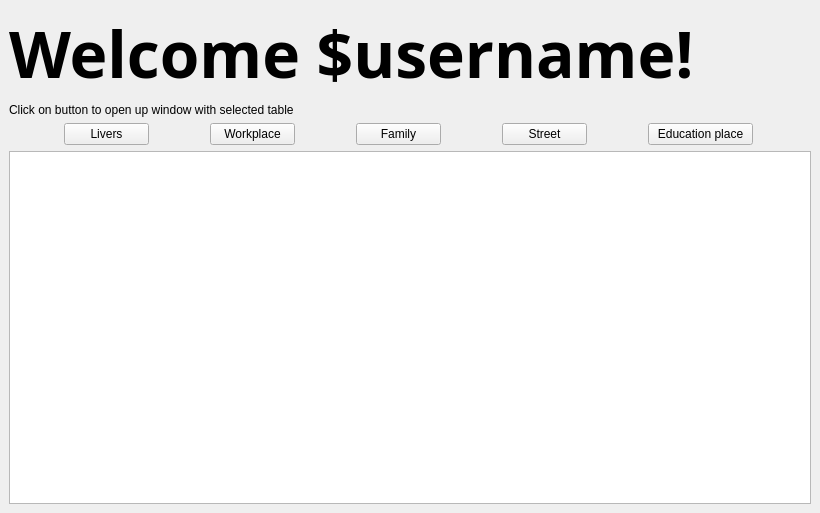
Above: mainwindow.ui from maximillian2/HomeGit before the change. Below: the same form after it.
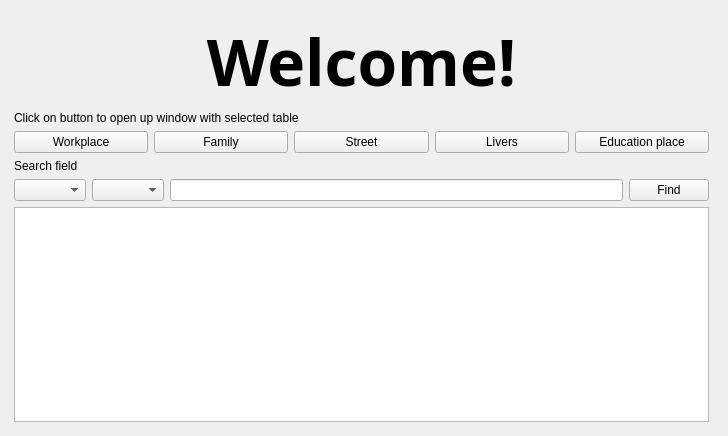
That is the form after the change.

```diff
--- a/mainwindow.ui
+++ b/mainwindow.ui
@@ -6,27 +6,42 @@
    <rect>
     <x>0</x>
     <y>0</y>
-    <width>820</width>
-    <height>513</height>
+    <width>728</width>
+    <height>436</height>
    </rect>
   </property>
+  <property name="sizePolicy">
+   <sizepolicy hsizetype="Maximum" vsizetype="Maximum">
+    <horstretch>0</horstretch>
+    <verstretch>0</verstretch>
+   </sizepolicy>
+  </property>
   <property name="minimumSize">
    <size>
-    <width>820</width>
-    <height>513</height>
+    <width>728</width>
+    <height>436</height>
    </size>
   </property>
   <property name="maximumSize">
    <size>
-    <width>820</width>
-    <height>513</height>
+    <width>728</width>
+    <height>436</height>
    </size>
   </property>
   <property name="windowTitle">
    <string>MainWindow</string>
   </property>
   <widget class="QWidget" name="centralwidget">
-   <layout class="QVBoxLayout" name="verticalLayout_3">
+   <widget class="QWidget" name="layoutWidget">
+    <property name="geometry">
+     <rect>
+      <x>14</x>
+      <y>17</y>
+      <width>695</width>
+      <height>405</height>
+     </rect>
+    </property>
+    <layout class="QVBoxLayout" name="verticalLayout_8">
     <item>
      <layout class="QVBoxLayout" name="verticalLayout">
       <item>
@@ -43,11 +58,14 @@
          <bool>false</bool>
         </property>
         <property name="text">
-         <string>Welcome $username!</string>
+          <string>Welcome!</string>
         </property>
         <property name="scaledContents">
          <bool>true</bool>
         </property>
+         <property name="alignment">
+          <set>Qt::AlignCenter</set>
+         </property>
        </widget>
       </item>
       <item>
@@ -66,58 +84,25 @@
      </layout>
     </item>
     <item>
-     <layout class="QVBoxLayout" name="verticalLayout_2">
-      <item>
        <layout class="QHBoxLayout" name="horizontalLayout">
         <item>
-         <widget class="QPushButton" name="pushButton_4">
-          <property name="maximumSize">
-           <size>
-            <width>85</width>
-            <height>16777215</height>
-           </size>
-          </property>
-          <property name="toolTip">
-           <string>&lt;html&gt;&lt;head/&gt;&lt;body&gt;&lt;p&gt;Main table&lt;/p&gt;&lt;/body&gt;&lt;/html&gt;</string>
-          </property>
-          <property name="text">
-           <string>Livers</string>
-          </property>
-          <property name="autoDefault">
-           <bool>false</bool>
-          </property>
-          <property name="default">
-           <bool>false</bool>
-          </property>
-         </widget>
-        </item>
+        <layout class="QVBoxLayout" name="verticalLayout_2">
         <item>
          <widget class="QPushButton" name="pushButton_3">
-          <property name="maximumSize">
-           <size>
-            <width>85</width>
-            <height>16777215</height>
-           </size>
-          </property>
           <property name="text">
            <string>Workplace</string>
           </property>
           <property name="autoDefault">
            <bool>false</bool>
           </property>
-          <property name="default">
-           <bool>false</bool>
-          </property>
-         </widget>
-        </item>
+          </widget>
+         </item>
+        </layout>
+       </item>
+       <item>
+        <layout class="QVBoxLayout" name="verticalLayout_6">
         <item>
          <widget class="QPushButton" name="pushButton_2">
-          <property name="maximumSize">
-           <size>
-            <width>85</width>
-            <height>16777215</height>
-           </size>
-          </property>
           <property name="text">
            <string>Family</string>
           </property>
@@ -129,14 +114,12 @@
           </property>
          </widget>
         </item>
+        </layout>
+       </item>
+       <item>
+        <layout class="QVBoxLayout" name="verticalLayout_3">
         <item>
          <widget class="QPushButton" name="pushButton">
-          <property name="maximumSize">
-           <size>
-            <width>85</width>
-            <height>16777215</height>
-           </size>
-          </property>
           <property name="text">
            <string>Street</string>
           </property>
@@ -148,14 +131,32 @@
           </property>
          </widget>
         </item>
+        </layout>
+       </item>
+       <item>
+        <layout class="QVBoxLayout" name="verticalLayout_5">
+         <item>
+          <widget class="QPushButton" name="pushButton_4">
+           <property name="toolTip">
+            <string>&lt;html&gt;&lt;head/&gt;&lt;body&gt;&lt;p&gt;Main table&lt;/p&gt;&lt;/body&gt;&lt;/html&gt;</string>
+           </property>
+           <property name="text">
+            <string>Livers</string>
+           </property>
+           <property name="autoDefault">
+            <bool>false</bool>
+           </property>
+           <property name="default">
+            <bool>false</bool>
+           </property>
+          </widget>
+         </item>
+        </layout>
+       </item>
+       <item>
+        <layout class="QVBoxLayout" name="verticalLayout_4">
         <item>
          <widget class="QPushButton" name="pushButton_5">
-          <property name="maximumSize">
-           <size>
-            <width>105</width>
-            <height>16777215</height>
-           </size>
-          </property>
           <property name="text">
            <string>Education place</string>
           </property>
@@ -169,6 +170,39 @@
         </item>
        </layout>
       </item>
+      </layout>
+     </item>
+     <item>
+      <layout class="QVBoxLayout" name="verticalLayout_7">
+       <item>
+        <widget class="QLabel" name="label_8">
+         <property name="text">
+          <string>Search field</string>
+         </property>
+        </widget>
+       </item>
+       <item>
+        <layout class="QHBoxLayout" name="horizontalLayout_2">
+         <item>
+          <widget class="QComboBox" name="table_comboBox"/>
+         </item>
+         <item>
+          <widget class="QComboBox" name="column_comboBox"/>
+         </item>
+         <item>
+          <widget class="QLineEdit" name="lineEdit"/>
+         </item>
+         <item>
+          <widget class="QPushButton" name="pushButton_6">
+           <property name="text">
+            <string>Find</string>
+           </property>
+          </widget>
+         </item>
+        </layout>
+       </item>
+      </layout>
+     </item>
       <item>
        <widget class="QTableView" name="tableView">
         <property name="autoFillBackground">
@@ -177,8 +211,7 @@
        </widget>
       </item>
      </layout>
-    </item>
-   </layout>
+   </widget>
   </widget>
  </widget>
  <resources/>
```
Lines whose indentation alone changed are shown as unchanged.
